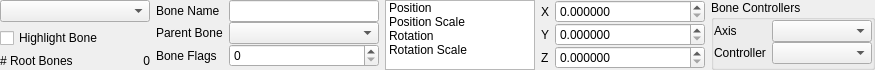
This is src/tools/hlam/ui/assets/studiomodel/dockpanels/StudioModelBonesPanel.ui in SamVanheer/HalfLifeAssetManager as Qt 5 draws it before an edit. The edited form follows.
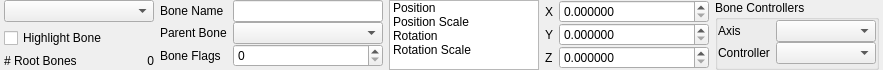
This is the edited form.

Patch:
```diff
--- a/src/tools/hlam/ui/assets/studiomodel/dockpanels/StudioModelBonesPanel.ui
+++ b/src/tools/hlam/ui/assets/studiomodel/dockpanels/StudioModelBonesPanel.ui
@@ -21,13 +21,13 @@
     <enum>QLayout::SetFixedSize</enum>
    </property>
    <property name="leftMargin">
-    <number>0</number>
+    <number>4</number>
    </property>
    <property name="topMargin">
     <number>0</number>
    </property>
    <property name="rightMargin">
-    <number>0</number>
+    <number>4</number>
    </property>
    <property name="bottomMargin">
     <number>0</number>
```
